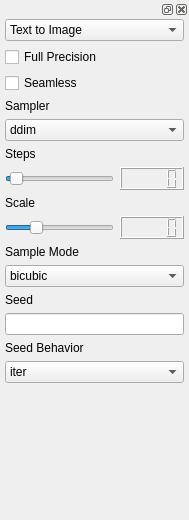
First picture: the form in frontend/ui_widgets/sampler.ui, repository XmYx/ainodes-pyside, before the edit.
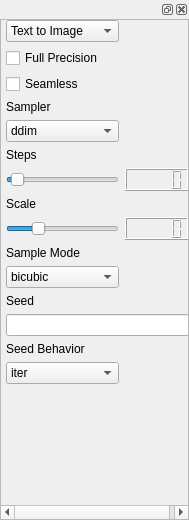
Second picture: the form after the edit.

Commit message: everything scolls, we only give the tools.... renamed sliders again to image setup :P

The edit to the form file:
```diff
--- a/frontend/ui_widgets/sampler.ui
+++ b/frontend/ui_widgets/sampler.ui
@@ -29,54 +29,76 @@
    <item>
     <widget class="QDockWidget" name="dockWidget">
      <widget class="QWidget" name="dockWidgetContents">
-      <layout class="QGridLayout" name="gridLayout_2">
+      <layout class="QVBoxLayout" name="verticalLayout_2">
        <property name="leftMargin">
-        <number>5</number>
+        <number>0</number>
        </property>
        <property name="topMargin">
         <number>0</number>
        </property>
        <property name="rightMargin">
-        <number>5</number>
+        <number>0</number>
        </property>
        <property name="bottomMargin">
         <number>0</number>
        </property>
-       <item row="6" column="0">
-        <widget class="QSlider" name="steps">
-         <property name="maximum">
-          <number>250</number>
+       <item>
+        <widget class="QScrollArea" name="scrollArea">
+         <property name="widgetResizable">
+          <bool>true</bool>
          </property>
-         <property name="value">
-          <number>10</number>
-         </property>
-         <property name="sliderPosition">
-          <number>10</number>
-         </property>
-         <property name="orientation">
-          <enum>Qt::Horizontal</enum>
-         </property>
-        </widget>
-       </item>
-       <item row="12" column="0">
-        <widget class="QLabel" name="label_5">
+         <widget class="QWidget" name="scrollAreaWidgetContents">
+          <property name="geometry">
+           <rect>
+            <x>0</x>
+            <y>0</y>
+            <width>189</width>
+            <height>477</height>
+           </rect>
+          </property>
+          <layout class="QVBoxLayout" name="verticalLayout_3">
+           <property name="leftMargin">
+            <number>0</number>
+           </property>
+           <property name="topMargin">
+            <number>0</number>
+           </property>
+           <property name="rightMargin">
+            <number>0</number>
+           </property>
+           <property name="bottomMargin">
+            <number>0</number>
+           </property>
+           <item>
+            <layout class="QGridLayout" name="gridLayout">
+             <property name="leftMargin">
+              <number>5</number>
+             </property>
+             <property name="rightMargin">
+              <number>5</number>
+             </property>
+             <item row="0" column="0">
+              <widget class="QComboBox" name="processType">
+               <item>
+                <property name="text">
+                 <string>Text to Image</string>
+                </property>
+               </item>
+               <item>
          <property name="text">
-          <string>Seed</string>
-         </property>
-        </widget>
-       </item>
-       <item row="3" column="0">
-        <widget class="QLabel" name="label_3">
+                 <string>Text to Video</string>
+                </property>
+               </item>
+               <item>
          <property name="text">
-          <string>Sampler</string>
-         </property>
-        </widget>
-       </item>
-       <item row="14" column="0">
-        <widget class="QLabel" name="label_6">
+                 <string>Image to Image</string>
+                </property>
+               </item>
+               <item>
          <property name="text">
-          <string>Seed Behavior</string>
-         </property>
+                 <string>Video to Video</string>
+                </property>
+               </item>
         </widget>
        </item>
        <item row="1" column="0">
@@ -93,60 +115,14 @@
          </property>
         </widget>
        </item>
-       <item row="10" column="0">
-        <widget class="QLabel" name="label_4">
+             <item row="3" column="0">
+              <widget class="QLabel" name="label_3">
          <property name="text">
-          <string>Sample Mode</string>
+                <string>Sampler</string>
          </property>
         </widget>
        </item>
-       <item row="9" column="0">
-        <widget class="QSlider" name="scale">
-         <property name="maximum">
-          <number>3000</number>
-         </property>
-         <property name="value">
-          <number>750</number>
-         </property>
-         <property name="orientation">
-          <enum>Qt::Horizontal</enum>
-         </property>
-        </widget>
-       </item>
-       <item row="16" column="0">
-        <spacer name="verticalSpacer">
-         <property name="orientation">
-          <enum>Qt::Vertical</enum>
-         </property>
-         <property name="sizeHint" stdset="0">
-          <size>
-           <width>20</width>
-           <height>40</height>
-          </size>
-         </property>
-        </spacer>
-       </item>
-       <item row="8" column="0">
-        <widget class="QLabel" name="label_2">
-         <property name="text">
-          <string>Scale</string>
-         </property>
-        </widget>
-       </item>
-       <item row="5" column="0">
-        <widget class="QLabel" name="label">
-         <property name="text">
-          <string>Steps</string>
-         </property>
-        </widget>
-       </item>
-       <item row="6" column="1">
-        <widget class="QLCDNumber" name="stepsNumber"/>
-       </item>
-       <item row="9" column="1">
-        <widget class="QLCDNumber" name="scaleNumber"/>
-       </item>
-       <item row="4" column="0" colspan="2">
+             <item row="4" column="0">
         <widget class="QComboBox" name="sampler">
          <item>
           <property name="text">
@@ -190,31 +166,63 @@
          </item>
         </widget>
        </item>
-       <item row="0" column="0" colspan="2">
-        <widget class="QComboBox" name="processType">
-         <item>
+             <item row="5" column="0">
+              <widget class="QLabel" name="label">
           <property name="text">
-           <string>Text to Image</string>
-          </property>
-         </item>
-         <item>
-          <property name="text">
-           <string>Text to Video</string>
-          </property>
-         </item>
-         <item>
+                <string>Steps</string>
+               </property>
+              </widget>
+             </item>
+             <item row="6" column="0">
+              <widget class="QSlider" name="steps">
+               <property name="maximum">
+                <number>250</number>
+               </property>
+               <property name="value">
+                <number>10</number>
+               </property>
+               <property name="sliderPosition">
+                <number>10</number>
+               </property>
+               <property name="orientation">
+                <enum>Qt::Horizontal</enum>
+               </property>
+              </widget>
+             </item>
+             <item row="6" column="1">
+              <widget class="QLCDNumber" name="stepsNumber"/>
+             </item>
+             <item row="7" column="0">
+              <widget class="QLabel" name="label_2">
           <property name="text">
-           <string>Image to Image</string>
-          </property>
-         </item>
-         <item>
-          <property name="text">
-           <string>Video to Video</string>
-          </property>
-         </item>
-        </widget>
-       </item>
-       <item row="11" column="0" colspan="2">
+                <string>Scale</string>
+               </property>
+              </widget>
+             </item>
+             <item row="8" column="0">
+              <widget class="QSlider" name="scale">
+               <property name="maximum">
+                <number>3000</number>
+               </property>
+               <property name="value">
+                <number>750</number>
+               </property>
+               <property name="orientation">
+                <enum>Qt::Horizontal</enum>
+               </property>
+              </widget>
+             </item>
+             <item row="8" column="1">
+              <widget class="QLCDNumber" name="scaleNumber"/>
+             </item>
+             <item row="9" column="0">
+              <widget class="QLabel" name="label_4">
+               <property name="text">
+                <string>Sample Mode</string>
+               </property>
+              </widget>
+             </item>
+             <item row="10" column="0">
         <widget class="QComboBox" name="sampleMode">
          <item>
           <property name="text">
@@ -233,10 +241,24 @@
          </item>
         </widget>
        </item>
-       <item row="13" column="0" colspan="2">
+             <item row="11" column="0">
+              <widget class="QLabel" name="label_5">
+               <property name="text">
+                <string>Seed</string>
+               </property>
+              </widget>
+             </item>
+             <item row="12" column="0" colspan="2">
         <widget class="QLineEdit" name="seed"/>
        </item>
-       <item row="15" column="0" colspan="2">
+             <item row="13" column="0">
+              <widget class="QLabel" name="label_6">
+               <property name="text">
+                <string>Seed Behavior</string>
+               </property>
+              </widget>
+             </item>
+             <item row="14" column="0">
         <widget class="QComboBox" name="seedBehavior">
          <item>
           <property name="text">
@@ -253,6 +275,25 @@
            <string>random</string>
           </property>
          </item>
+              </widget>
+             </item>
+             <item row="15" column="0">
+              <spacer name="verticalSpacer">
+               <property name="orientation">
+                <enum>Qt::Vertical</enum>
+               </property>
+               <property name="sizeHint" stdset="0">
+                <size>
+                 <width>20</width>
+                 <height>40</height>
+                </size>
+               </property>
+              </spacer>
+             </item>
+            </layout>
+           </item>
+          </layout>
+         </widget>
         </widget>
        </item>
       </layout>
```
Lines whose indentation alone changed are shown as unchanged. The commit also changes 7 other files.
